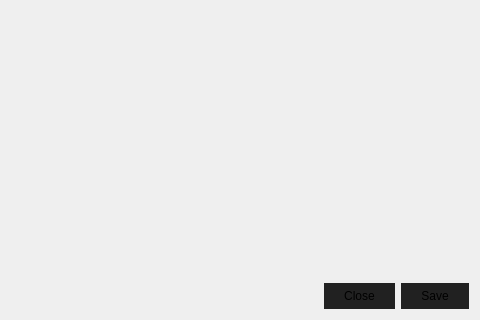
Qt form src/ui/dialogs/screenshotwidget.ui (jahshaka/Studio) before a commit; both pictures show x 800 to 1280 and y 400 to 720 of the 1280 by 720 pixel window.
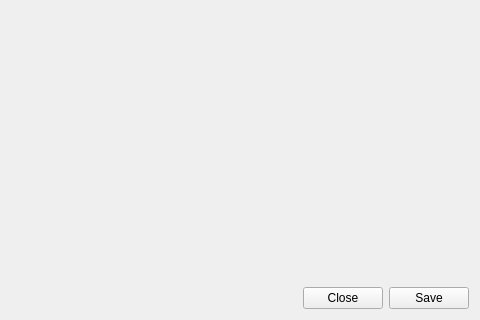
The same form after that commit.

The edit to the form file:
```diff
--- a/src/ui/dialogs/screenshotwidget.ui
+++ b/src/ui/dialogs/screenshotwidget.ui
@@ -13,17 +13,6 @@
   <property name="windowTitle">
    <string>Form</string>
   </property>
-  <property name="styleSheet">
-   <string notr="true">QPushButton  {
-    border: none;
-	padding: 6px 20px;
-    background-color: #212121;
-}
-
-QPushButton:hover {
-    background-color: #555;
-}</string>
-  </property>
   <layout class="QGridLayout" name="gridLayout">
    <item row="0" column="0">
     <widget class="QLabel" name="label">
```
